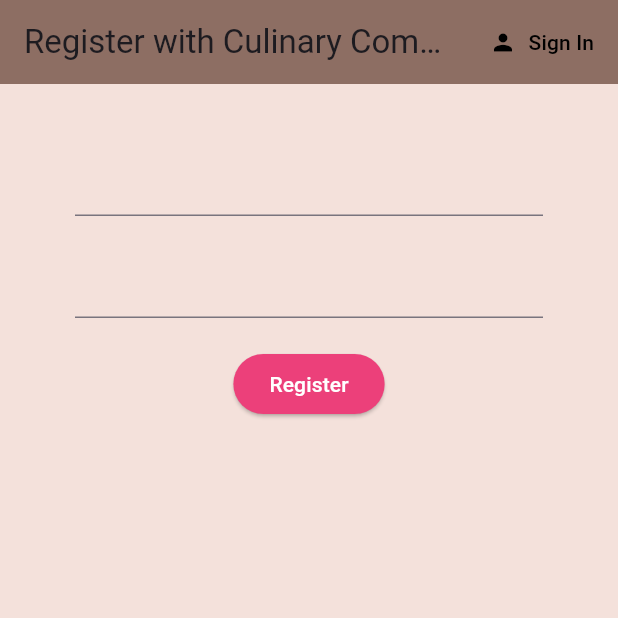
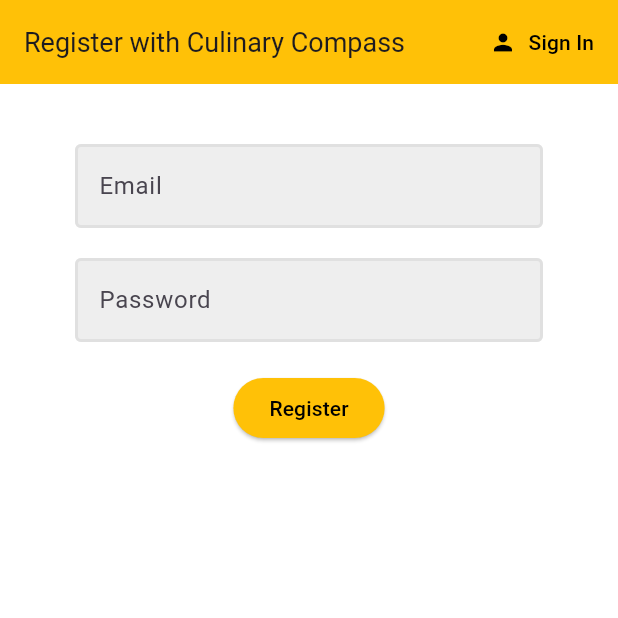
Before and after one commit to yewkhang/culinary_compass, a Flutter app: the screen it shows after launch, after a tap on "Sign In", after a tap on "Register", on a phone screen of 412 x 824 dp, the top half of it. Run offline on Flutter 3.47's test engine with Material 3 defaults, Android fonts, the light colour scheme and no system bars; our stand-ins replace cloud_firestore, firebase_auth, firebase_core, flutter_spinkit, get, image_picker; accounts and stored records are empty.

Commit message:
added loading animation and updated UI

```diff
--- a/lib/authenticate/register.dart
+++ b/lib/authenticate/register.dart
@@ -1,5 +1,8 @@
+import 'package:culinary_compass/services/auth.dart';
+import 'package:culinary_compass/utils/constants/colors.dart';
+import 'package:culinary_compass/utils/constants/loading.dart';
+import 'package:culinary_compass/utils/constants/misc.dart';
 import 'package:flutter/material.dart';
-import 'package:culinary_compass/services/auth.dart';
 
 class Register extends StatefulWidget {
   final Function? togglePageView;
@@ -16,6 +19,8 @@
   final AuthService _auth = AuthService();
   // to help keep track of state of form, can access validation techniques
   final _formKey = GlobalKey<FormState>();
+  // loading state
+  bool isLoading = false;
 
   // text field states
   String email = "";
@@ -25,15 +30,15 @@
   @override
   Widget build(BuildContext context) {
     return Scaffold(
-      backgroundColor: const Color.fromARGB(255, 244, 225, 219),
+      backgroundColor: Colors.white,
       appBar: AppBar(
-        backgroundColor: Colors.brown[400],
+        backgroundColor: CCColors.primaryColor,
         elevation: 0.0, // drop shadow
-        title: Text("Register with Culinary Compass"),
+        title: const Text("Register with Culinary Compass", style: TextStyle(fontSize: 18.0)),
         actions: <Widget>[
           TextButton.icon(
-            icon: Icon(Icons.person, color: Colors.black),
-            label: Text(
+            icon: const Icon(Icons.person, color: Colors.black),
+            label: const Text(
               "Sign In",
               style: TextStyle(color: Colors.black)), // to swap pages
             onPressed: () {
@@ -43,13 +48,14 @@
         ]
       ),
       body: Container(
-        padding: EdgeInsets.symmetric(vertical: 20, horizontal: 50),
+        padding: const EdgeInsets.symmetric(vertical: 20, horizontal: 50),
           child:Form(
             key: _formKey,
             child: Column(
               children: <Widget>[
-              SizedBox(height: 20.0),
+              const SizedBox(height: 20.0),
               TextFormField(
+                decoration: textInputDecoration.copyWith(hintText: "Email"),
                 // returns null --> means is valid
                 validator: (typedEmail) =>
 // can validate more
@@ -58,8 +64,9 @@
                   setState(() => email = typedEmail);
                 },
               ),
-              SizedBox(height: 20.0),
+              const SizedBox(height: 20.0),
               TextFormField(
+                decoration: textInputDecoration.copyWith(hintText: "Password"),
                 obscureText: true,
                 validator: (typedPassword) =>
                   (typedPassword!.length < 6) ? "Enter a valid password\nRequirement: At least 6 characters long" : null,
@@ -67,29 +74,43 @@
                   setState(() => password = typedPassword);
                 },
               ),
-              SizedBox(height: 20.0),
+              const SizedBox(height: 20.0),
               ElevatedButton(
                 style: ButtonStyle(
-                  backgroundColor: WidgetStateProperty.all<Color?>(Colors.pink[400]!)
+                  backgroundColor: WidgetStateProperty.all<Color?>(CCColors.primaryColor)
                 ),
-                child: Text("Register", style: TextStyle(color: Colors.white)),
+                child: const Text("Register", style: TextStyle(color: Colors.black)),
                 onPressed: () async {
                   if (_formKey.currentState!.validate()) { // uses validator properties above
+                    setState(() => isLoading = true); // to show loading screen
                     dynamic result = await _auth.registerUserEmail(email, password);
                     if (result == null) {
-                      setState(() => error = "Please enter a valid email");
+                      setState(() {
+                        error = "Please enter a valid email";
+                        isLoading = false; // if credentials are wrong, then show sign in page
+                      });
                     }
                     // no need for else clause, because User enters through stream in _auth anyways and authenticates
                   }
                 },
               ),
-              SizedBox(height: 12.0),
+              const SizedBox(height: 12.0),
               // Displays error message if there is, else not displayed
               Text(
                 error,
-                style: TextStyle(color: Colors.red, fontSize: 14.0)
+                style: const TextStyle(color: Colors.red, fontSize: 14.0)
+              ),
+              Center(
+                child: Builder(
+                  builder: (context) {
+                    if (isLoading) {
+                      return const Loading();
+                    }
+                    return Container(color: Colors.white);
+                  }
+                )
               )
-            ],
+            ]
           )
         )
       )
--- a/lib/authenticate/signin.dart
+++ b/lib/authenticate/signin.dart
@@ -1,4 +1,7 @@
 import 'package:culinary_compass/services/auth.dart';
+import 'package:culinary_compass/utils/constants/colors.dart';
+import 'package:culinary_compass/utils/constants/loading.dart';
+import 'package:culinary_compass/utils/constants/misc.dart';
 import 'package:flutter/material.dart';
 
 class SignIn extends StatefulWidget {
@@ -16,6 +19,8 @@
   final AuthService _auth = AuthService();
   // to help keep track of state of form, can access validation techniques
   final _formKey = GlobalKey<FormState>();
+  // loading state
+  bool isLoading = false;
 
   // text field states
   String email = "";
@@ -25,15 +30,15 @@
   @override
   Widget build(BuildContext context) {
     return Scaffold(
-      backgroundColor: const Color.fromARGB(255, 244, 225, 219),
+      backgroundColor: Colors.white,
       appBar: AppBar(
-        backgroundColor: Colors.brown[400],
+        backgroundColor: CCColors.primaryColor,
         elevation: 0.0, // drop shadow
-        title: Text("Sign in to Culinary Compass"),
+        title: const Text("Sign in to Culinary Compass", style: TextStyle(fontSize: 18.0)),
         actions: <Widget>[
           TextButton.icon(
-            icon: Icon(Icons.person, color: Colors.black),
-            label: Text(
+            icon: const Icon(Icons.person, color: Colors.black),
+            label: const Text(
               "Register",
               style: TextStyle(color: Colors.black)), // to swap pages
             onPressed: () {
@@ -43,13 +48,15 @@
         ]
       ),
       body: Container(
-        padding: EdgeInsets.symmetric(vertical: 20, horizontal: 50),
+        padding: const EdgeInsets.symmetric(vertical: 20, horizontal: 50),
           child:Form(
             key: _formKey,
             child: Column(
               children: <Widget>[
-              SizedBox(height: 20.0),
+              const SizedBox(height: 20.0),
               TextFormField(
+                initialValue: email,
+                decoration: textInputDecoration.copyWith(hintText: "Email"),
                 // returns null --> means is valid
                 validator: (typedEmail) =>
 // can validate more
@@ -58,8 +65,10 @@
                   setState(() => email = typedEmail);
                 },
               ),
-              SizedBox(height: 20.0),
+              const SizedBox(height: 20.0),
               TextFormField(
+                initialValue: password,
+                decoration: textInputDecoration.copyWith(hintText: "Password"),
                 obscureText: true,
                 validator: (typedPassword) =>
                   (typedPassword!.length < 6) ? "Enter a valid password\nRequirement: At least 6 characters long" : null,
@@ -67,28 +76,42 @@
                   setState(() => password = typedPassword);
                 },
               ),
-              SizedBox(height: 20.0),
+              const SizedBox(height: 20.0),
               ElevatedButton(
                 style: ButtonStyle(
-                  backgroundColor: WidgetStateProperty.all<Color?>(Colors.pink[400]!)
+                  backgroundColor: WidgetStateProperty.all<Color?>(CCColors.primaryColor)
                 ),
-                child: Text("Sign In", style: TextStyle(color: Colors.white)),
+                child: const Text("Sign In", style: TextStyle(color: Colors.black)),
                 onPressed: () async {
                   if (_formKey.currentState!.validate()) { // uses validator properties above
+                    setState(() => isLoading = true); // to show loading screen
                     dynamic result = await _auth.signInUserEmail(email, password);
                     if (result == null) {
-                      setState(() => error = "Please enter a valid email and/or password");
+                      setState(() {
+                        error = "Please enter a valid email and/or password";
+                        isLoading = false; // if credentials are wrong, then show sign in page
+                      });
                     }
                   }
                 },
               ),
-              SizedBox(height: 12.0),
+              const SizedBox(height: 12.0),
               // Displays error message if there is, else not displayed
               Text(
                 error,
-                style: TextStyle(color: Colors.red, fontSize: 14.0)
+                style: const TextStyle(color: Colors.red, fontSize: 14.0)
+              ),
+              Center(
+                child: Builder(
+                  builder: (context) {
+                    if (isLoading) {
+                      return const Loading();
+                    }
+                    return Container(color: Colors.white);
+                  }
+                )
               )
-            ],
+            ]
           )
         )
       )
```
